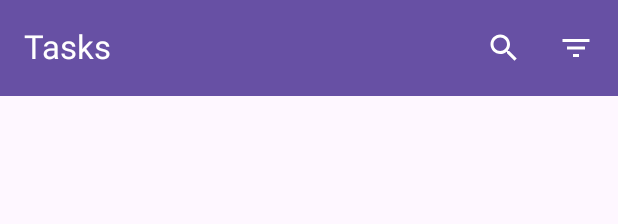
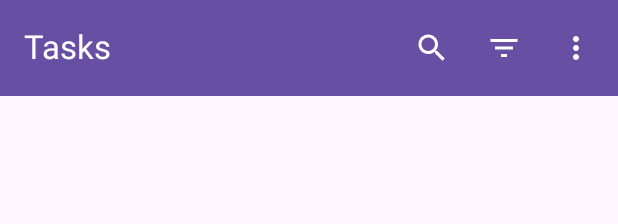
Before and after one commit to sinngjpeg/to-do-compose, an Android app built with Jetpack Compose: the @Preview function ListScreenPreview, on a phone screen of 412 x 824 dp. Shown: the top 224 px of the screen. Run offline under Robolectric (Android 15) with nearby library versions, the phone set to English and light mode, and no system bars.

```diff
--- a/ToDoCompose/app/src/main/java/com/jpegsinng/todocompose/ui/screens/list/ListAppBar.kt
+++ b/ToDoCompose/app/src/main/java/com/jpegsinng/todocompose/ui/screens/list/ListAppBar.kt
@@ -1,6 +1,9 @@
 package com.jpegsinng.todocompose.ui.screens.list
 
 import android.content.res.Configuration
+import android.content.res.Resources
+import androidx.annotation.StringRes
+import androidx.compose.foundation.layout.padding
 import androidx.compose.material.icons.Icons
 import androidx.compose.material.icons.filled.Search
 import androidx.compose.material3.DropdownMenu
@@ -9,6 +12,7 @@ import androidx.compose.material3.ExperimentalMaterial3Api
 import androidx.compose.material3.Icon
 import androidx.compose.material3.IconButton
 import androidx.compose.material3.MaterialTheme
+import androidx.compose.material3.MenuDefaults
 import androidx.compose.material3.Text
 import androidx.compose.material3.TopAppBar
 import androidx.compose.material3.TopAppBarDefaults
@@ -24,13 +28,16 @@ import com.jpegsinng.todocompose.R
 import com.jpegsinng.todocompose.data.models.Priority
 import androidx.compose.runtime.getValue
 import androidx.compose.runtime.setValue
+import androidx.compose.ui.res.colorResource
 import com.jpegsinng.todocompose.components.PriorityItem
+import com.jpegsinng.todocompose.ui.theme.LARGE_PADDING
 
 @Composable
 fun ListAppBar() {
     DefaultListAppBar(
         onSearchClicked = {},
-        onSortClicked = {}
+        onSortClicked = {},
+        onDeleteClicked = {}
     )
 }
 
@@ -38,7 +45,8 @@ fun ListAppBar() {
 @Composable
 fun DefaultListAppBar(
     onSearchClicked: () -> Unit,
-    onSortClicked: (Priority) -> Unit
+    onSortClicked: (Priority) -> Unit,
+    onDeleteClicked: () -> Unit
 ) {
     TopAppBar(
         modifier = Modifier,
@@ -48,7 +56,8 @@ fun DefaultListAppBar(
         actions = {
             ListAppBarActions(
                 onSearchClicked = onSearchClicked,
-                onSortClicked = onSortClicked
+                onSortClicked = onSortClicked,
+                onDeleteClicked = onDeleteClicked
             )
         },
         colors = TopAppBarDefaults.smallTopAppBarColors(
@@ -66,10 +75,12 @@ fun DefaultListAppBarActions() {
 @Composable
 fun ListAppBarActions(
     onSearchClicked: () -> Unit,
-    onSortClicked: (Priority) -> Unit
+    onSortClicked: (Priority) -> Unit,
+    onDeleteClicked: () -> Unit
 ) {
     SearchAction(onSearchClicked = onSearchClicked)
     SortAction(onSortClicked = onSortClicked)
+    DeleteAllAction(onDeleteCLicked = onDeleteClicked)
 }
 
 @Composable
@@ -127,6 +138,42 @@ fun SortAction(
     }
 }
 
+@Composable
+fun DeleteAllAction(
+    onDeleteCLicked: () -> Unit
+) {
+    var expanded by remember { mutableStateOf(false) }
+
+    IconButton(onClick = { expanded = true }) {
+        Icon(
+            painter = painterResource(id = R.drawable.ic_more_vert),
+            contentDescription = stringResource(R.string.delete_all_action),
+            tint = Color.White
+        )
+        DropdownMenu(
+            expanded = expanded,
+            onDismissRequest = { expanded = false }
+        ) {
+            DropdownMenuItem(
+                modifier = Modifier
+                    .padding(start = LARGE_PADDING),
+                colors = MenuDefaults.itemColors(Color.Black),
+                text = {
+                    stringResource(
+                        id = R.string.delete_all_action
+                    )
+                    colorResource(id = R.color.black
+                    )
+                },
+                onClick = {
+                    expanded = false
+                    onDeleteCLicked()
+                }
+            )
+        }
+    }
+}
+
 @Preview(name = "Light Mode")
 @Preview(
     uiMode = Configuration.UI_MODE_NIGHT_YES,
@@ -139,6 +186,7 @@ fun SortAction(
 private fun DefaultListAppBarPreview() {
     DefaultListAppBar(
         onSearchClicked = {},
-        onSortClicked = {}
+        onSortClicked = {},
+        onDeleteClicked = {}
     )
 }
--- /dev/null
+++ b/ToDoCompose/app/src/main/res/drawable/ic_more_vert.xml
@@ -0,0 +1,5 @@
+<vector android:height="24dp" android:tint="#000000"
+    android:viewportHeight="24" android:viewportWidth="24"
+    android:width="24dp" xmlns:android="http://schemas.android.com/apk/res/android">
+    <path android:fillColor="@android:color/white" android:pathData="M12,8c1.1,0 2,-0.9 2,-2s-0.9,-2 -2,-2 -2,0.9 -2,2 0.9,2 2,2zM12,10c-1.1,0 -2,0.9 -2,2s0.9,2 2,2 2,-0.9 2,-2 -0.9,-2 -2,-2zM12,16c-1.1,0 -2,0.9 -2,2s0.9,2 2,2 2,-0.9 2,-2 -0.9,-2 -2,-2z"/>
+</vector>
--- a/ToDoCompose/app/src/main/res/values/strings.xml
+++ b/ToDoCompose/app/src/main/res/values/strings.xml
@@ -3,4 +3,5 @@
     <string name="add_button">Add Button</string>
     <string name="search_action_task">Search Tasks</string>
     <string name="sort_tasks">Sort Tasks</string>
+    <string name="delete_all_action">Delete All</string>
 </resources>
```
